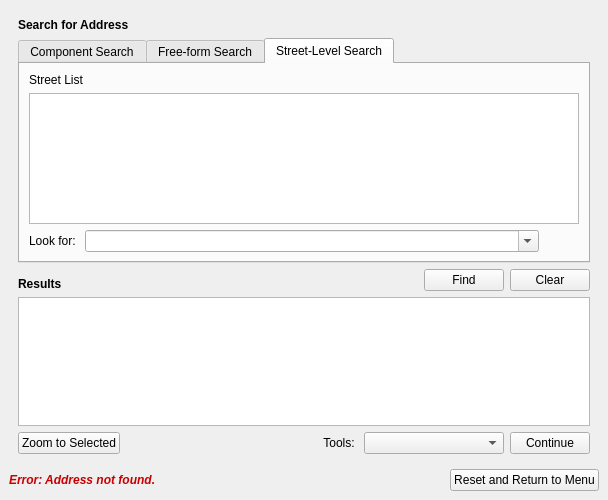
Above: lbrs_updater_dockwidget_base.ui from gisn8/LBRS_Updater before the change. Below: the same form after it.
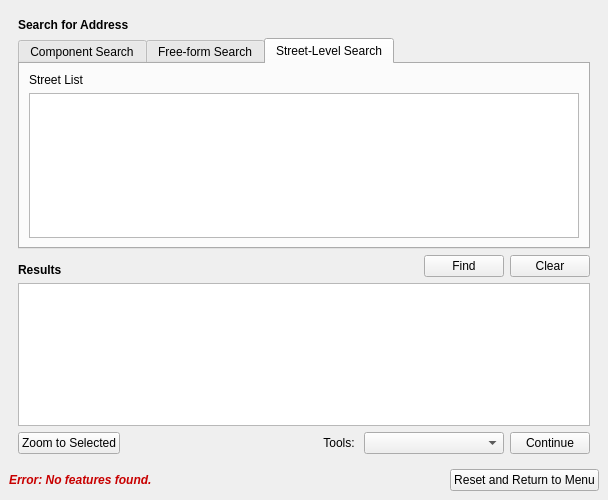
That is the form after the change. The open tabs and pages were chosen to show the change.

Commit message: Built Address Search query from fields

The edit to the form file:
```diff
--- a/lbrs_updater_dockwidget_base.ui
+++ b/lbrs_updater_dockwidget_base.ui
@@ -500,49 +500,12 @@
               <item>
                <widget class="QListWidget" name="list_SearchAddress_roads_lsn"/>
               </item>
-              <item>
-               <layout class="QHBoxLayout" name="horizontalLayout_4" stretch="0,1,0">
-                <item>
-                 <widget class="QLabel" name="label_18">
-                  <property name="text">
-                   <string>Look for: </string>
-                  </property>
-                 </widget>
-                </item>
-                <item>
-                 <widget class="QComboBox" name="cbo_SearchAddress_roads_lsn">
-                  <property name="editable">
-                   <bool>true</bool>
-                  </property>
-                  <property name="frame">
-                   <bool>true</bool>
-                  </property>
-                 </widget>
-                </item>
-                <item>
-                 <spacer name="horizontalSpacer_6">
-                  <property name="orientation">
-                   <enum>Qt::Horizontal</enum>
-                  </property>
-                  <property name="sizeHint" stdset="0">
-                   <size>
-                    <width>40</width>
-                    <height>20</height>
-                   </size>
-                  </property>
-                 </spacer>
-                </item>
-               </layout>
-              </item>
              </layout>
             </item>
            </layout>
           </widget>
          </widget>
         </item>
-        <item row="3" column="0">
-         <widget class="QListView" name="list_SearchAddress_Results"/>
-        </item>
         <item row="0" column="0">
          <widget class="QLabel" name="label_2">
           <property name="font">
@@ -556,6 +519,9 @@
           </property>
          </widget>
         </item>
+        <item row="3" column="0">
+         <widget class="QListWidget" name="list_SearchAddress_Results"/>
+        </item>
         <item row="4" column="0">
          <layout class="QHBoxLayout" name="horizontalLayout_7" stretch="0,0,0,1,0">
           <item>
@@ -735,7 +701,7 @@
          <string notr="true">color: rgb(200, 0, 0);</string>
         </property>
         <property name="text">
-         <string>Error: Address not found.</string>
+         <string>Error: No features found.</string>
         </property>
        </widget>
       </item>
```
Left out of the diff: 23 changed lines with no effect on the pictures. The commit also changes 1 other file.
